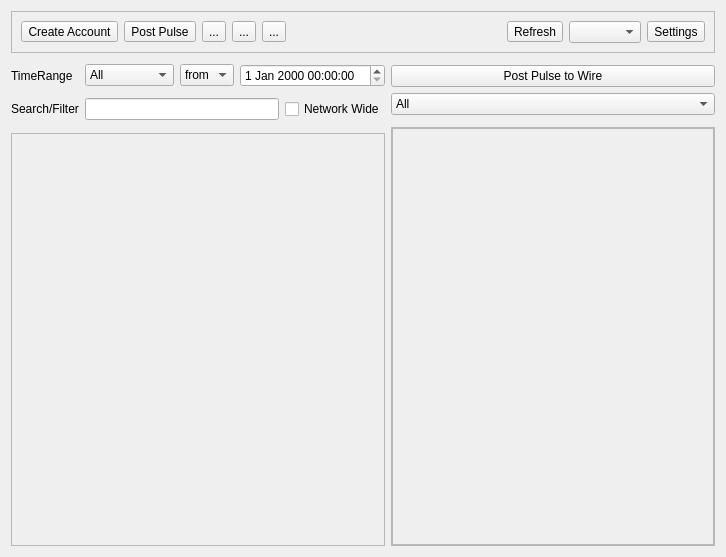
The window that retroshare-gui/src/gui/TheWire/WireDialog.ui (RetroShare/RetroShare) describes before a commit, drawn with Qt 5.
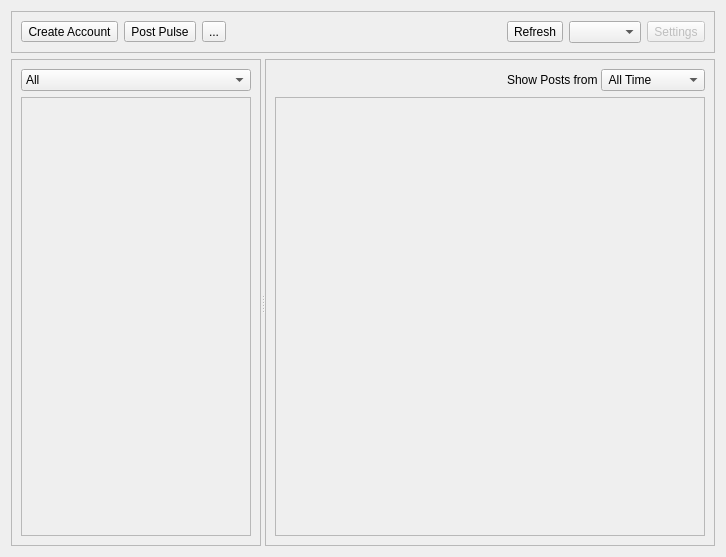
The same window after the commit.

```diff
--- a/retroshare-gui/src/gui/TheWire/WireDialog.ui
+++ b/retroshare-gui/src/gui/TheWire/WireDialog.ui
@@ -19,13 +19,13 @@
   <property name="windowTitle">
    <string/>
   </property>
-  <layout class="QGridLayout" name="gridLayout_2">
-   <item row="0" column="0" colspan="2">
-    <widget class="QFrame" name="frame_2">
+  <layout class="QVBoxLayout" name="verticalLayout_5">
+   <item>
+    <widget class="QFrame" name="frame_toolbar">
      <property name="sizePolicy">
       <sizepolicy hsizetype="Preferred" vsizetype="Preferred">
        <horstretch>0</horstretch>
-       <verstretch>0</verstretch>
+       <verstretch>1</verstretch>
       </sizepolicy>
      </property>
      <property name="frameShape">
@@ -49,20 +49,6 @@
         </property>
        </widget>
       </item>
-      <item>
-       <widget class="QToolButton" name="toolButton_3">
-        <property name="text">
-         <string>...</string>
-        </property>
-       </widget>
-      </item>
-      <item>
-       <widget class="QToolButton" name="toolButton_4">
-        <property name="text">
-         <string>...</string>
-        </property>
-       </widget>
-      </item>
       <item>
        <widget class="QToolButton" name="toolButton_5">
         <property name="text">
@@ -95,6 +81,9 @@
       </item>
       <item>
        <widget class="QToolButton" name="toolButton_Settings">
+        <property name="enabled">
+         <bool>false</bool>
+        </property>
         <property name="text">
          <string>Settings</string>
         </property>
@@ -103,135 +92,30 @@
      </layout>
     </widget>
    </item>
-   <item row="6" column="0">
-    <widget class="QScrollArea" name="scrollArea">
-     <property name="widgetResizable">
-      <bool>true</bool>
-     </property>
-     <property name="alignment">
-      <set>Qt::AlignBottom|Qt::AlignLeading|Qt::AlignLeft</set>
-     </property>
-     <widget class="QWidget" name="scrollAreaWidgetContents">
-      <property name="geometry">
-       <rect>
-        <x>0</x>
-        <y>0</y>
-        <width>434</width>
-        <height>412</height>
-       </rect>
-      </property>
-      <property name="styleSheet">
-       <string notr="true">QWidget#scrollAreaWidgetContents{border: none;}</string>
-      </property>
-      <layout class="QVBoxLayout" name="verticalLayout_2">
-       <property name="spacing">
-        <number>0</number>
-       </property>
-       <property name="leftMargin">
-        <number>0</number>
-       </property>
-       <property name="topMargin">
-        <number>0</number>
-       </property>
-       <property name="rightMargin">
-        <number>0</number>
-       </property>
-       <property name="bottomMargin">
-        <number>0</number>
-       </property>
        <item>
-        <spacer name="verticalSpacer">
+    <widget class="QSplitter" name="splitter">
+     <property name="sizePolicy">
+      <sizepolicy hsizetype="Expanding" vsizetype="Preferred">
+       <horstretch>0</horstretch>
+       <verstretch>100</verstretch>
+      </sizepolicy>
+     </property>
          <property name="orientation">
-          <enum>Qt::Vertical</enum>
-         </property>
-         <property name="sizeHint" stdset="0">
-          <size>
-           <width>20</width>
-           <height>40</height>
-          </size>
-         </property>
-        </spacer>
-       </item>
-      </layout>
-     </widget>
-    </widget>
-   </item>
-   <item row="1" column="0" rowspan="5">
-    <layout class="QGridLayout" name="gridLayout">
-     <item row="0" column="3" colspan="2">
-      <widget class="QDateTimeEdit" name="dateTimeEdit"/>
-     </item>
-     <item row="1" column="0">
-      <widget class="QLabel" name="label_2">
-       <property name="text">
-        <string>Search/Filter</string>
-       </property>
-      </widget>
-     </item>
-     <item row="1" column="4">
-      <widget class="QCheckBox" name="checkBox_9">
-       <property name="text">
-        <string>Network Wide</string>
-       </property>
-      </widget>
-     </item>
-     <item row="0" column="1">
-      <widget class="QComboBox" name="comboBox">
-       <item>
-        <property name="text">
-         <string>All</string>
-        </property>
-       </item>
-       <item>
-        <property name="text">
-         <string>Last Month</string>
-        </property>
-       </item>
-       <item>
-        <property name="text">
-         <string>Last Week</string>
-        </property>
-       </item>
-       <item>
-        <property name="text">
-         <string>Today</string>
-        </property>
-       </item>
-       <item>
-        <property name="text">
-         <string>New</string>
-        </property>
-       </item>
-      </widget>
-     </item>
-     <item row="0" column="2">
-      <widget class="QComboBox" name="comboBox_2">
-       <item>
-        <property name="text">
-         <string>from</string>
-        </property>
-       </item>
-       <item>
-        <property name="text">
-         <string>until</string>
-        </property>
-       </item>
-      </widget>
-     </item>
-     <item row="0" column="0">
-      <widget class="QLabel" name="label_3">
-       <property name="text">
-        <string>TimeRange</string>
-       </property>
-      </widget>
-     </item>
-     <item row="1" column="1" colspan="3">
-      <widget class="QLineEdit" name="lineEdit"/>
-     </item>
-    </layout>
-   </item>
-   <item row="5" column="1" rowspan="2">
+      <enum>Qt::Horizontal</enum>
+     </property>
     <widget class="QFrame" name="frame">
+      <property name="sizePolicy">
+       <sizepolicy hsizetype="Preferred" vsizetype="Preferred">
+        <horstretch>1</horstretch>
+        <verstretch>0</verstretch>
+       </sizepolicy>
+      </property>
+      <property name="minimumSize">
+       <size>
+        <width>250</width>
+        <height>0</height>
+       </size>
+      </property>
      <property name="maximumSize">
       <size>
        <width>400</width>
@@ -244,22 +128,31 @@
      <property name="frameShadow">
       <enum>QFrame::Raised</enum>
      </property>
-     <layout class="QVBoxLayout" name="verticalLayout_5">
-      <property name="spacing">
-       <number>0</number>
-      </property>
-      <property name="leftMargin">
-       <number>0</number>
-      </property>
-      <property name="topMargin">
-       <number>0</number>
-      </property>
-      <property name="rightMargin">
-       <number>0</number>
-      </property>
-      <property name="bottomMargin">
-       <number>0</number>
-      </property>
+      <layout class="QVBoxLayout" name="verticalLayout">
+       <item>
+        <widget class="QComboBox" name="comboBox_groupSet">
+         <item>
+          <property name="text">
+           <string>All</string>
+          </property>
+         </item>
+         <item>
+          <property name="text">
+           <string>Yourself</string>
+          </property>
+         </item>
+         <item>
+          <property name="text">
+           <string>Subscribed</string>
+          </property>
+         </item>
+         <item>
+          <property name="text">
+           <string>Others</string>
+          </property>
+         </item>
+        </widget>
+       </item>
       <item>
        <widget class="QScrollArea" name="scrollArea_2">
         <property name="widgetResizable">
@@ -270,8 +163,8 @@
           <rect>
            <x>0</x>
            <y>0</y>
-           <width>262</width>
-           <height>416</height>
+            <width>231</width>
+            <height>435</height>
           </rect>
          </property>
          <layout class="QVBoxLayout" name="verticalLayout_4">
@@ -294,46 +187,152 @@
       </item>
      </layout>
     </widget>
-   </item>
-   <item row="3" column="1">
-    <widget class="QComboBox" name="comboBox_groupSet">
+     <widget class="QFrame" name="frame_2">
+      <property name="sizePolicy">
+       <sizepolicy hsizetype="Preferred" vsizetype="Preferred">
+        <horstretch>3</horstretch>
+        <verstretch>0</verstretch>
+       </sizepolicy>
+      </property>
+      <property name="frameShape">
+       <enum>QFrame::StyledPanel</enum>
+      </property>
+      <property name="frameShadow">
+       <enum>QFrame::Raised</enum>
+      </property>
+      <layout class="QVBoxLayout" name="verticalLayout_3">
      <item>
-      <property name="text">
-       <string>All</string>
-      </property>
+        <widget class="QWidget" name="widget_range" native="true">
+         <layout class="QHBoxLayout" name="horizontalLayout_2">
+          <property name="spacing">
+           <number>0</number>
+          </property>
+          <property name="leftMargin">
+           <number>0</number>
+          </property>
+          <property name="topMargin">
+           <number>0</number>
+          </property>
+          <property name="rightMargin">
+           <number>0</number>
+          </property>
+          <property name="bottomMargin">
+           <number>0</number>
+          </property>
+          <item>
+           <spacer name="horizontalSpacer_2">
+            <property name="orientation">
+             <enum>Qt::Horizontal</enum>
+            </property>
+            <property name="sizeHint" stdset="0">
+             <size>
+              <width>40</width>
+              <height>20</height>
+             </size>
+            </property>
+           </spacer>
      </item>
      <item>
+           <widget class="QLabel" name="label_3">
+            <property name="sizePolicy">
+             <sizepolicy hsizetype="Preferred" vsizetype="Preferred">
+              <horstretch>0</horstretch>
+              <verstretch>0</verstretch>
+             </sizepolicy>
+            </property>
       <property name="text">
-       <string>Yourself</string>
-      </property>
+             <string>Show Posts from </string>
+            </property>
+           </widget>
      </item>
      <item>
+           <widget class="QComboBox" name="comboBox_filterTime">
+            <property name="sizePolicy">
+             <sizepolicy hsizetype="Preferred" vsizetype="Fixed">
+              <horstretch>0</horstretch>
+              <verstretch>0</verstretch>
+             </sizepolicy>
+            </property>
+            <item>
       <property name="text">
-       <string>Subscribed</string>
+              <string> All Time</string>
       </property>
      </item>
      <item>
       <property name="text">
-       <string>Auto</string>
+              <string>Last 24 hours</string>
       </property>
      </item>
      <item>
       <property name="text">
-       <string>Recommended</string>
+              <string>Last 7 days</string>
       </property>
      </item>
      <item>
       <property name="text">
-       <string>Others</string>
+              <string>Last 30 days</string>
       </property>
      </item>
     </widget>
    </item>
-   <item row="2" column="1">
-    <widget class="QPushButton" name="pushButton_Post">
-     <property name="text">
-      <string>Post Pulse to Wire</string>
-     </property>
+         </layout>
+        </widget>
+       </item>
+       <item>
+        <widget class="QScrollArea" name="scrollArea">
+         <property name="widgetResizable">
+          <bool>true</bool>
+         </property>
+         <property name="alignment">
+          <set>Qt::AlignBottom|Qt::AlignLeading|Qt::AlignLeft</set>
+         </property>
+         <widget class="QWidget" name="scrollAreaWidgetContents">
+          <property name="geometry">
+           <rect>
+            <x>0</x>
+            <y>0</y>
+            <width>429</width>
+            <height>435</height>
+           </rect>
+          </property>
+          <property name="styleSheet">
+           <string notr="true">QWidget#scrollAreaWidgetContents{border: none;}</string>
+          </property>
+          <layout class="QVBoxLayout" name="verticalLayout_2">
+           <property name="spacing">
+            <number>0</number>
+           </property>
+           <property name="leftMargin">
+            <number>0</number>
+           </property>
+           <property name="topMargin">
+            <number>0</number>
+           </property>
+           <property name="rightMargin">
+            <number>0</number>
+           </property>
+           <property name="bottomMargin">
+            <number>0</number>
+           </property>
+           <item>
+            <spacer name="verticalSpacer">
+             <property name="orientation">
+              <enum>Qt::Vertical</enum>
+             </property>
+             <property name="sizeHint" stdset="0">
+              <size>
+               <width>20</width>
+               <height>40</height>
+              </size>
+             </property>
+            </spacer>
+           </item>
+          </layout>
+         </widget>
+        </widget>
+       </item>
+      </layout>
+     </widget>
     </widget>
    </item>
   </layout>
```
Lines whose indentation alone changed are shown as unchanged.
